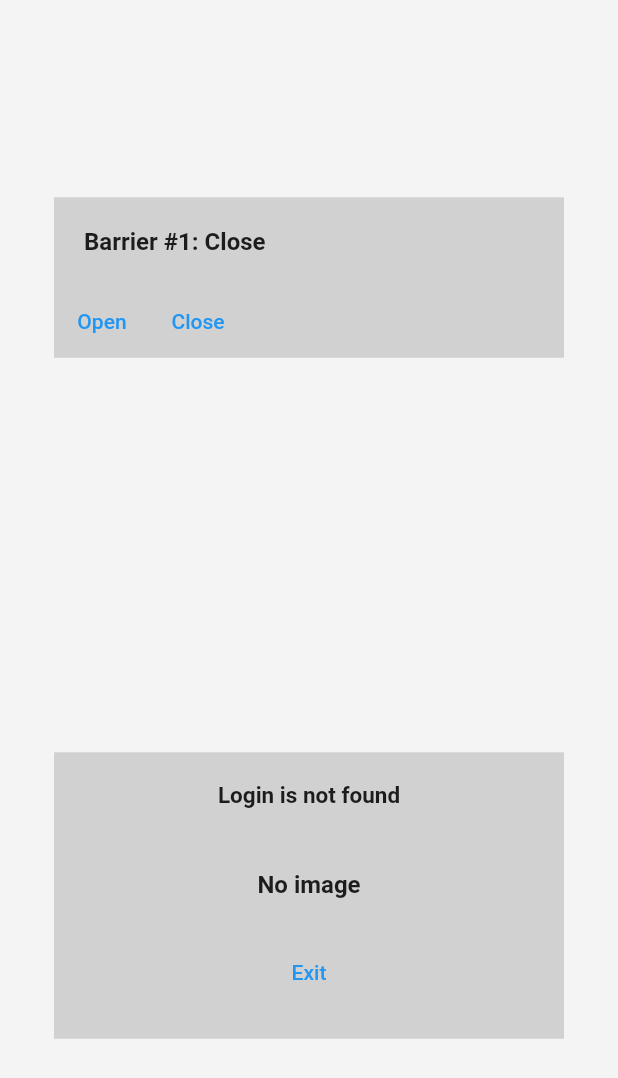
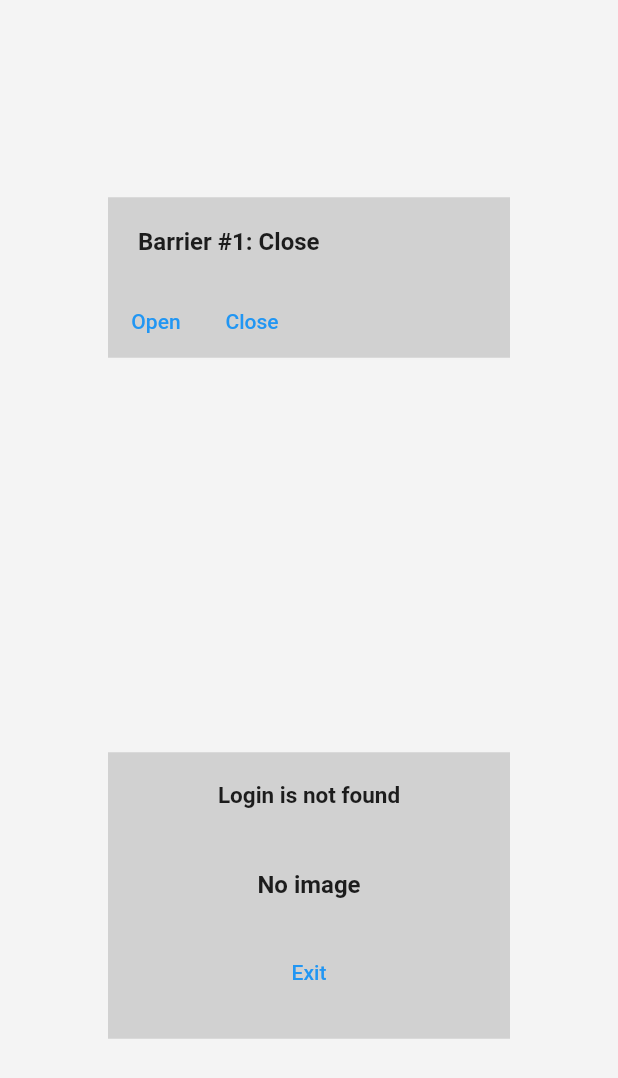
Before and after one commit to DmitriiFomenko/qr_scan, a Flutter app: the BarrierPage screen opened by its route, on a phone screen of 412 x 824 dp. Shown: the top 1078 px of the screen. Run offline on Flutter 3.47's test engine with Material 2 defaults, Android fonts, the phone set to English and light mode, and no system bars; our stand-ins replace flutter_bloc, image_picker, intl_phone_field, mask_text_input_formatter, qr_flutter, shared_preferences; missing offline and left inert: qr_code_scanner; accounts and stored records are empty.

Commit message:
add max width for sign up and barrier

```diff
--- a/lib/ui/pages/barrier/barrier_page.dart
+++ b/lib/ui/pages/barrier/barrier_page.dart
@@ -15,7 +15,8 @@ class BarrierPage extends StatelessWidget {
       backgroundColor: AppColor.backgroudWhite,
       body: SafeArea(
         child: Center(
-          child: Padding(
+          child: Container(
+            constraints: const BoxConstraints(maxWidth: 340),
             padding: const EdgeInsets.symmetric(
               horizontal: 36,
             ),
--- a/lib/ui/pages/sign_up/sign_up_page.dart
+++ b/lib/ui/pages/sign_up/sign_up_page.dart
@@ -24,7 +24,8 @@ class SignUpPage extends StatelessWidget {
       body: SafeArea(
         child: Center(
           child: SingleChildScrollView(
-            child: Padding(
+            child: Container(
+              constraints: const BoxConstraints(maxWidth: 340),
               padding: const EdgeInsets.symmetric(
                 horizontal: 36,
               ),
```
